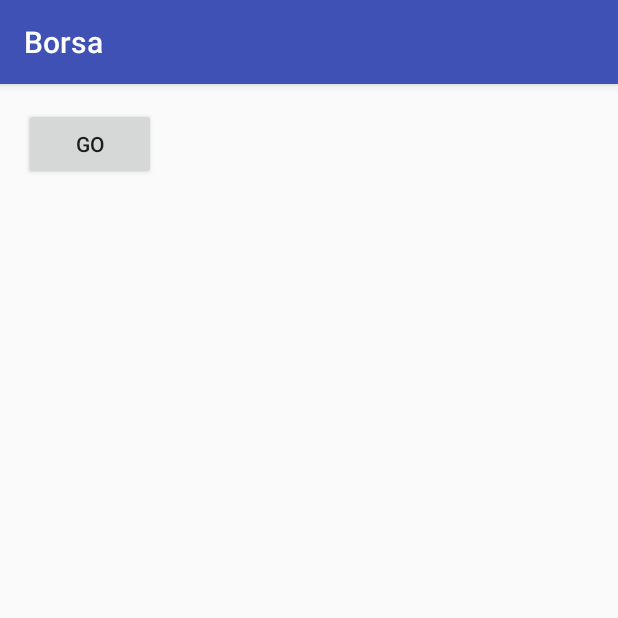
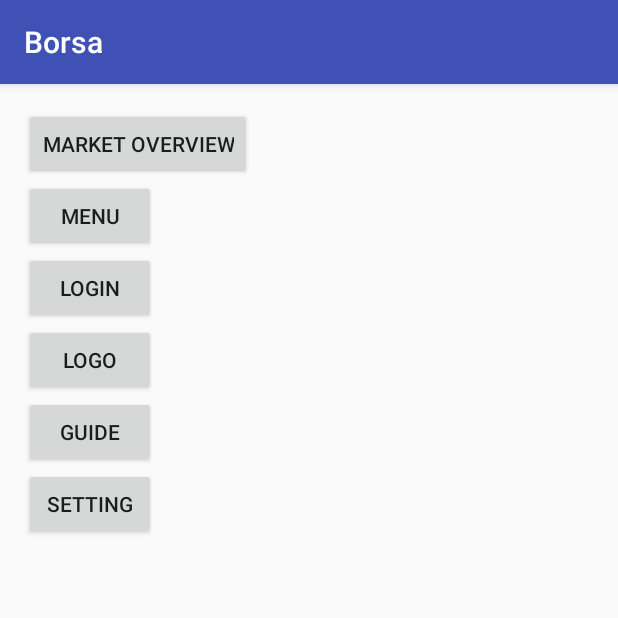
Before and after one commit to fedaamousaa/Borsa, an Android app: the screen it shows after launch (MainActivity), on a phone screen of 412 x 824 dp, the top half of it. Run offline under Robolectric (Android 15) with nearby library versions, the phone set to English and light mode, and no system bars.

Commit message:
adding logo ,guide and setting pages

```diff
--- a/app/src/main/java/com/gradproject/borsa/MainActivity.java
+++ b/app/src/main/java/com/gradproject/borsa/MainActivity.java
@@ -7,12 +7,26 @@ import android.view.View;
 import android.widget.Button;
 
 public class MainActivity extends AppCompatActivity {
-Button button ,c,z;
+Button button ,c,z,logo,guide,settings;
     @Override
     protected void onCreate(Bundle savedInstanceState) {
         super.onCreate(savedInstanceState);
         setContentView(R.layout.activity_main);
         button=(Button)findViewById(R.id.go);
+        c=(Button)findViewById(R.id.goo);
+        z=(Button)findViewById(R.id.gooo);
+
+        logo=(Button)findViewById(R.id.logoPage);
+        guide=(Button)findViewById(R.id.logoGuide);
+        settings=(Button)findViewById(R.id.logoSetting);
+
+        c.setOnClickListener(new View.OnClickListener() {
+            @Override
+            public void onClick(View view) {
+                Intent in=new Intent(MainActivity.this,Menu.class);
+                startActivity(in);
+            }
+        });
         button.setOnClickListener(new View.OnClickListener() {
             @Override
             public void onClick(View view) {
@@ -20,6 +34,35 @@ Button button ,c,z;
                 startActivity(in);
             }
         });
+        z.setOnClickListener(new View.OnClickListener() {
+            @Override
+            public void onClick(View view) {
+                Intent in=new Intent(MainActivity.this,LogIn.class);
+                startActivity(in);
+            }
+        });
+
+        logo.setOnClickListener(new View.OnClickListener() {
+            @Override
+            public void onClick(View view) {
+                Intent in=new Intent(MainActivity.this,Logo.class);
+               startActivity(in);
+         }
+        });
+        guide.setOnClickListener(new View.OnClickListener() {
+            @Override
+            public void onClick(View view) {
+                Intent in=new Intent(MainActivity.this,guides.class);
+                startActivity(in);
+            }
+        });
+        settings.setOnClickListener(new View.OnClickListener() {
+            @Override
+            public void onClick(View view) {
+               Intent in=new Intent(MainActivity.this,Settings.class);
+                startActivity(in);
+            }
+        });
 
     }
 }
--- a/app/src/main/java/com/gradproject/borsa/MarketOverView.java
+++ b/app/src/main/java/com/gradproject/borsa/MarketOverView.java
@@ -1,7 +1,6 @@
 package com.gradproject.borsa;
 
 import android.content.Context;
-import android.content.Intent;
 import android.os.Bundle;
 import android.support.annotation.NonNull;
 import android.support.v7.app.AppCompatActivity;
@@ -23,8 +22,7 @@ GridView grid;
         grid=(GridView)findViewById(R.id.grid);
         company c= new company(this,R.layout.custom_item, companyname);
         grid.setAdapter(c);
-        Intent intent=new Intent(this,Menu.class);
-        startActivity(intent);
+
     }
 
     public class company extends ArrayAdapter{
--- a/app/src/main/res/layout/activity_main.xml
+++ b/app/src/main/res/layout/activity_main.xml
@@ -8,12 +8,39 @@
     android:paddingLeft="@dimen/activity_horizontal_margin"
     android:paddingRight="@dimen/activity_horizontal_margin"
     android:paddingTop="@dimen/activity_vertical_margin"
+    android:orientation="vertical"
     tools:context="com.gradproject.borsa.MainActivity">
 
     <Button
         android:id="@+id/go"
         android:layout_width="wrap_content"
         android:layout_height="wrap_content"
-        android:text="@string/go" />
+        android:text="market overview" />
+    <Button
+        android:id="@+id/goo"
+        android:layout_width="wrap_content"
+        android:layout_height="wrap_content"
+        android:text="menu" />
+    <Button
+        android:id="@+id/gooo"
+        android:layout_width="wrap_content"
+        android:layout_height="wrap_content"
+        android:text="login" />
 
+    <Button
+        android:id="@+id/logoPage"
+        android:layout_width="wrap_content"
+        android:layout_height="wrap_content"
+        android:text="@string/logo"
+        />
+    <Button
+        android:id="@+id/logoGuide"
+        android:layout_width="wrap_content"
+        android:layout_height="wrap_content"
+        android:text="guide" />
+    <Button
+        android:id="@+id/logoSetting"
+        android:layout_width="wrap_content"
+        android:layout_height="wrap_content"
+        android:text="setting" />
 </LinearLayout>
--- a/gradle.properties
+++ b/gradle.properties
@@ -9,7 +9,7 @@
 
 # Specifies the JVM arguments used for the daemon process.
 # The setting is particularly useful for tweaking memory settings.
-org.gradle.jvmargs=-Xmx1536m
+org.gradle.jvmargs=-Xmx1024m
 
 # When configured, Gradle will run in incubating parallel mode.
 # This option should only be used with decoupled projects. More details, visit
```
Also changed, not shown: app/build.gradle (+8 -6 lines), app/src/main/AndroidManifest.xml (+6 -4 lines), app/src/main/java/com/gradproject/borsa/Logo.java (added, +16 -0 lines), app/src/main/java/com/gradproject/borsa/Settings.java (added, +14 -0 lines), app/src/main/java/com/gradproject/borsa/guides.java (added, +13 -0 lines), app/src/main/res/layout/activity_guides.xml (added, +16 -0 lines), app/src/main/res/layout/activity_logo.xml (added, +16 -0 lines), app/src/main/res/layout/activity_settings.xml (added, +222 -0 lines), app/src/main/res/values/strings.xml (+16 -1 lines), app/src/main/res/drawable/phone.png (added), 1 other file.
